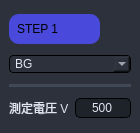
Qt form Source code/gui_main/gui/widgets/py_pattern/test_pattern.ui (coolandy345/MS4371) before a commit.
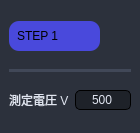
The same form after that commit.

Commit message: test pattern ready , folder create ready

The edit to the form file:
```diff
--- a/Source code/gui_main/gui/widgets/py_pattern/test_pattern.ui
+++ b/Source code/gui_main/gui/widgets/py_pattern/test_pattern.ui
@@ -85,6 +85,9 @@
       </layout>
      </widget>
      <widget class="QWidget" name="page2">
+      <property name="styleSheet">
+       <string notr="true">border:none;</string>
+      </property>
       <layout class="QGridLayout" name="gridLayout_4">
        <item row="0" column="0" colspan="2">
         <widget class="QLabel" name="Step_label">
@@ -112,6 +115,24 @@
          </property>
         </widget>
        </item>
+       <item row="3" column="0">
+        <widget class="QLabel" name="Valtage_label">
+         <property name="maximumSize">
+          <size>
+           <width>16777215</width>
+           <height>16777215</height>
+          </size>
+         </property>
+         <property name="styleSheet">
+          <string notr="true">font:13px &quot;游ゴシック&quot;;
+color: rgb(225, 230, 241);
+border:none;</string>
+         </property>
+         <property name="text">
+          <string>測定電圧 V</string>
+         </property>
+        </widget>
+       </item>
        <item row="0" column="2">
         <widget class="QFrame" name="frame_3">
          <property name="styleSheet">
@@ -142,7 +163,7 @@
          </layout>
         </widget>
        </item>
-       <item row="2" column="0" colspan="3">
+       <item row="1" column="0" colspan="3">
         <widget class="QFrame" name="frame_2">
          <property name="minimumSize">
           <size>
@@ -167,54 +188,8 @@
          </property>
         </widget>
        </item>
-       <item row="4" column="0">
-        <widget class="QLabel" name="SV_label">
-         <property name="maximumSize">
-          <size>
-           <width>16777215</width>
-           <height>16777215</height>
-          </size>
-         </property>
-         <property name="styleSheet">
-          <string notr="true">font:13px &quot;游ゴシック&quot;;
-color: rgb(225, 230, 241);
-border:none;</string>
-         </property>
-         <property name="text">
-          <string>測定電圧 V</string>
-         </property>
-        </widget>
-       </item>
-       <item row="1" column="0" colspan="3">
-        <widget class="QComboBox" name="Type_comboBox">
-         <property name="styleSheet">
-          <string notr="true">font:13px &quot;游ゴシック&quot;;
-color: rgb(225, 230, 241);
-padding-left:5px;
-padding-right:5px;
-border-width: 1px;
-border-style: solid;
-border-radius: 4px;</string>
-         </property>
-         <item>
-          <property name="text">
-           <string>BG</string>
-          </property>
-         </item>
-         <item>
-          <property name="text">
-           <string>測定+BG</string>
-          </property>
-         </item>
-         <item>
-          <property name="text">
-           <string>END</string>
-          </property>
-         </item>
-        </widget>
-       </item>
-       <item row="4" column="1" colspan="2">
-        <widget class="QSpinBox" name="SV_lineEdit">
+       <item row="3" column="1" colspan="2">
+        <widget class="QSpinBox" name="Valtage_lineEdit">
          <property name="minimumSize">
           <size>
            <width>50</width>
```
Left out of the diff: 3 changed lines with no effect on the pictures. The commit also changes 22 other files.
